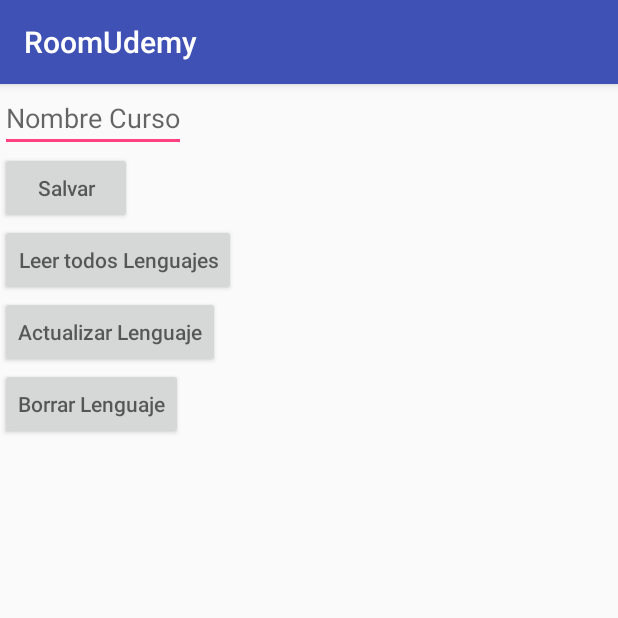
After one commit to albertoandroid/RoomAndroidComponent, an Android app: the LanguagesActivity screen opened directly, with no data from a screen before it, on a phone screen of 412 x 824 dp, the top half of it. The commit adds this screen. Run offline under Robolectric (Android 15) with nearby library versions, the phone set to English and light mode, and no system bars; our stand-ins replace Room's generated code.

Commit message:
Relacion muchos a muchos Primera Parte Room

```diff
--- a/app/src/main/AndroidManifest.xml
+++ b/app/src/main/AndroidManifest.xml
@@ -17,7 +17,8 @@
             </intent-filter>
         </activity>
         <activity android:name=".ui.ProfessorActivity" />
-        <activity android:name=".ui.CourseActivity"></activity>
+        <activity android:name=".ui.CourseActivity" />
+        <activity android:name=".ui.LanguagesActivity"></activity>
     </application>
 
 </manifest>
--- a/app/src/main/java/com/androiddesdecero/roomudemy/constans/Constans.java
+++ b/app/src/main/java/com/androiddesdecero/roomudemy/constans/Constans.java
@@ -7,6 +7,7 @@ package com.androiddesdecero.roomudemy.constans;
 public class Constans {
     public static final String NAME_TABLE_PROFESSOR = "professor";
     public static final String NAME_TABLE_COURSE= "curso";
+    public static final String NAME_TABLE_LANGUAGES= "languages";
 
     public static final String NAME_DATABASE = "basedatos";
 
--- /dev/null
+++ b/app/src/main/java/com/androiddesdecero/roomudemy/db/entity/Languages.java
@@ -0,0 +1,35 @@
+package com.androiddesdecero.roomudemy.db.entity;
+
+import android.arch.persistence.room.ColumnInfo;
+import android.arch.persistence.room.Entity;
+import android.arch.persistence.room.PrimaryKey;
+
+import com.androiddesdecero.roomudemy.constans.Constans;
+
+/**
+ * Created by albertopalomarrobledo on 18/4/18.
+ */
+
+@Entity(tableName = Constans.NAME_TABLE_LANGUAGES)
+public class Languages {
+    @PrimaryKey(autoGenerate = true)
+    public int id;
+    @ColumnInfo(name = "name")
+    private String name;
+
+    public int getId() {
+        return id;
+    }
+
+    public void setId(int id) {
+        this.id = id;
+    }
+
+    public String getName() {
+        return name;
+    }
+
+    public void setName(String name) {
+        this.name = name;
+    }
+}
--- /dev/null
+++ b/app/src/main/java/com/androiddesdecero/roomudemy/ui/LanguagesActivity.java
@@ -0,0 +1,76 @@
+package com.androiddesdecero.roomudemy.ui;
+
+import android.support.v7.app.AppCompatActivity;
+import android.os.Bundle;
+import android.util.Log;
+import android.view.View;
+import android.widget.Button;
+import android.widget.EditText;
+
+import com.androiddesdecero.roomudemy.R;
+import com.androiddesdecero.roomudemy.db.database.AppDb;
+import com.androiddesdecero.roomudemy.db.entity.Languages;
+
+import java.util.ArrayList;
+import java.util.List;
+
+public class LanguagesActivity extends AppCompatActivity {
+
+    private EditText etNombre;
+    private Button btSalvar, btLeer, btActualizar, btBorrar;
+
+    private Languages languages;
+    private List<Languages> listLanguages;
+
+    @Override
+    protected void onCreate(Bundle savedInstanceState) {
+        super.onCreate(savedInstanceState);
+        setContentView(R.layout.activity_languages);
+        configView();
+    }
+
+    private void configView(){
+        languages = new Languages();
+        listLanguages = new ArrayList<>();
+
+        etNombre = findViewById(R.id.languageActivityName);
+        btSalvar = findViewById(R.id.languageActivityBtSalvar);
+        btSalvar.setOnClickListener(new View.OnClickListener() {
+            @Override
+            public void onClick(View view) {
+                languages.setName(etNombre.getText().toString());
+                AppDb.getAppDb(getApplicationContext()).languagesDAO().insert(languages);
+            }
+        });
+
+        btLeer = findViewById(R.id.languageActivityBtLeerCursosPorProfesor);
+        btLeer.setOnClickListener(new View.OnClickListener() {
+            @Override
+            public void onClick(View view) {
+                listLanguages = AppDb.getAppDb(getApplicationContext()).languagesDAO().findAllLanguages();
+                for(Languages languages: listLanguages){
+                    Log.d("TAG", "id: " + languages.getId()+ " Nombre: " + languages.getName());
+                }
+            }
+        });
+
+        btActualizar = findViewById(R.id.languageActivityBtActualizarCursosPorId);
+        btActualizar.setOnClickListener(new View.OnClickListener() {
+            @Override
+            public void onClick(View view) {
+                languages.setId(1);
+                languages.setName("Java 8");
+                AppDb.getAppDb(getApplicationContext()).languagesDAO().updateLanguageById(languages);
+            }
+        });
+
+        btBorrar = findViewById(R.id.languageActivityBtBorrarCursosPorId);
+        btBorrar.setOnClickListener(new View.OnClickListener() {
+            @Override
+            public void onClick(View view) {
+                languages.setId(1);
+                AppDb.getAppDb(getApplicationContext()).languagesDAO().deleteLanguageById(languages);
+            }
+        });
+    }
+}
--- /dev/null
+++ b/app/src/main/res/layout/activity_languages.xml
@@ -0,0 +1,39 @@
+<?xml version="1.0" encoding="utf-8"?>
+<LinearLayout xmlns:android="http://schemas.android.com/apk/res/android"
+    xmlns:app="http://schemas.android.com/apk/res-auto"
+    xmlns:tools="http://schemas.android.com/tools"
+    android:layout_width="match_parent"
+    android:orientation="vertical"
+    android:layout_height="match_parent"
+    tools:context="com.androiddesdecero.roomudemy.ui.LanguagesActivity">
+
+    <EditText
+        android:id="@+id/languageActivityName"
+        android:hint="Nombre Curso"
+        android:layout_width="wrap_content"
+        android:layout_height="wrap_content" />
+
+    <Button
+        android:id="@+id/languageActivityBtSalvar"
+        android:hint="Salvar"
+        android:layout_width="wrap_content"
+        android:layout_height="wrap_content" />
+
+    <Button
+        android:id="@+id/languageActivityBtLeerCursosPorProfesor"
+        android:hint="Leer todos Lenguajes"
+        android:layout_width="wrap_content"
+        android:layout_height="wrap_content" />
+
+    <Button
+        android:id="@+id/languageActivityBtActualizarCursosPorId"
+        android:hint="Actualizar Lenguaje"
+        android:layout_width="wrap_content"
+        android:layout_height="wrap_content" />
+
+    <Button
+        android:id="@+id/languageActivityBtBorrarCursosPorId"
+        android:hint="Borrar Lenguaje"
+        android:layout_width="wrap_content"
+        android:layout_height="wrap_content" />
+</LinearLayout>
--- a/app/src/main/res/layout/activity_main.xml
+++ b/app/src/main/res/layout/activity_main.xml
@@ -19,4 +19,10 @@
         android:layout_width="wrap_content"
         android:layout_height="wrap_content" />
 
+    <Button
+        android:text="Lenguajes"
+        android:id="@+id/mainAcitivityBtLenguajes"
+        android:layout_width="wrap_content"
+        android:layout_height="wrap_content" />
+
 </LinearLayout>
```
Also changed, not shown: app/src/main/java/com/androiddesdecero/roomudemy/db/dao/LanguagesDAO.java (added, +31 -0 lines), app/src/main/java/com/androiddesdecero/roomudemy/db/database/AppDb.java (+12 -1 lines), app/src/main/java/com/androiddesdecero/roomudemy/ui/MainActivity.java (+9 -1 lines).
